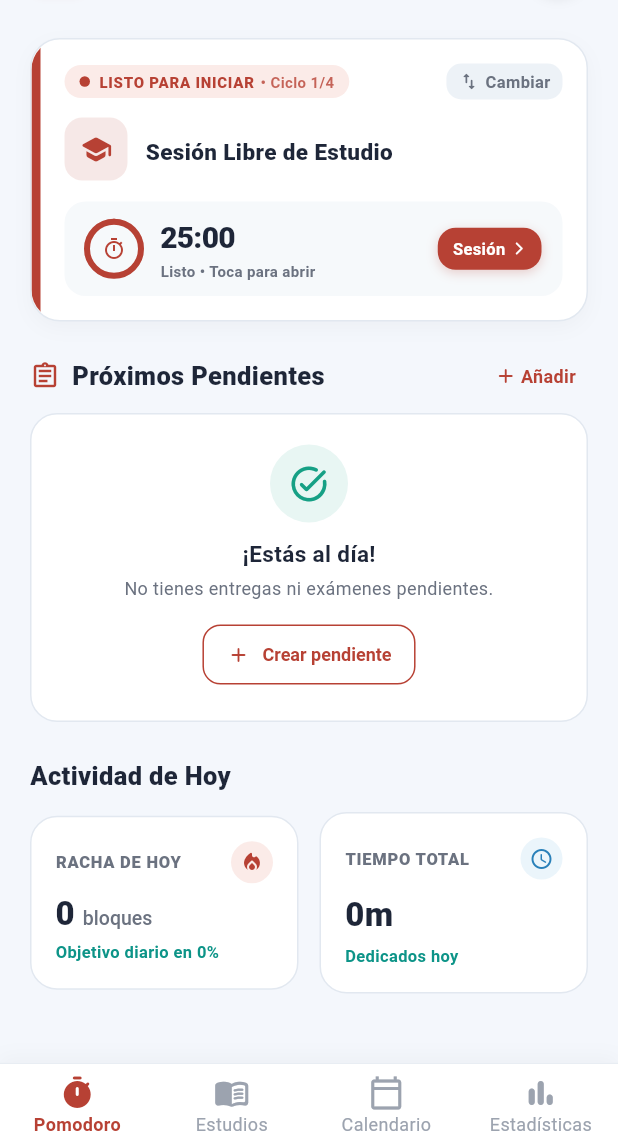
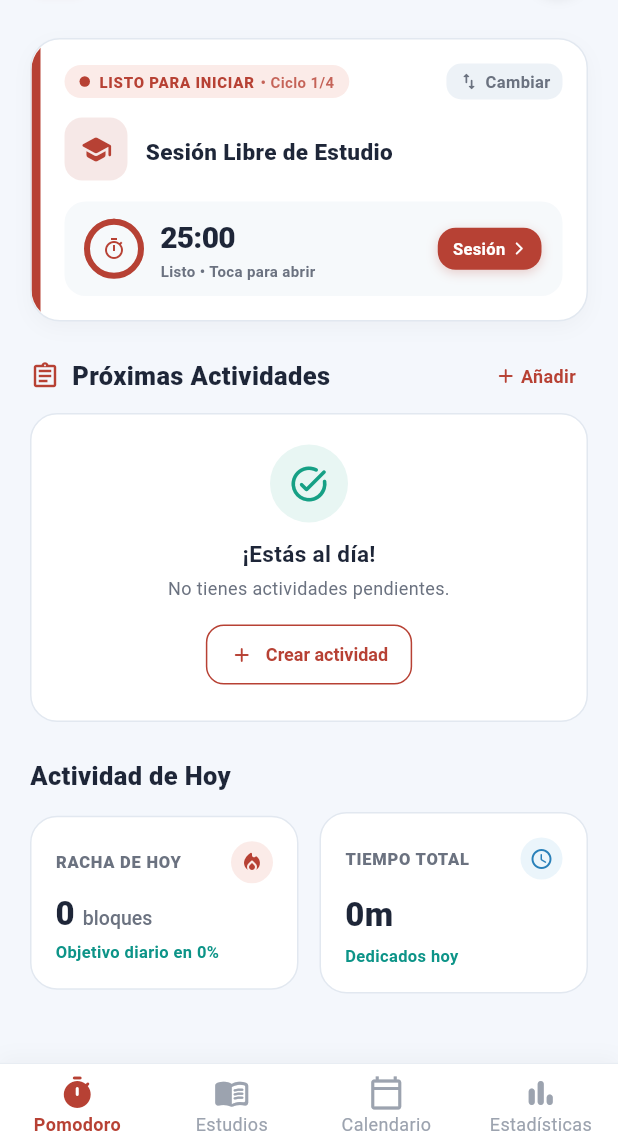
Before and after one commit to David-2357/have_to_study, a Flutter app: the PomodoroScreen screen opened by its route, on a phone screen of 412 x 824 dp, the part 88-1236 px from its top. Run offline on Flutter 3.47's test engine with Material 3 defaults, Android fonts, the phone set to English and light mode, and no system bars; our stand-ins replace audioplayers, drift, file_picker, fl_chart, flutter_local_notifications, flutter_riverpod and 7 more; accounts and stored records are empty; generated files the repository leaves out were written again.

Commit message:
♻️ rename pending items and commitments to activities across app

```diff
--- a/lib/core/providers.dart
+++ b/lib/core/providers.dart
@@ -150,7 +150,7 @@ class AcademicEventsNotifier extends StateNotifier<List<AcademicEventModel>> {
 
   AcademicEventsNotifier(this._dao, List<AcademicEventModel> initial, [this._ref])
       : super(initial) {
-    // Sincronizar notificaciones de pendientes prioritarios
+    // Sincronizar notificaciones de actividades prioritarias
     Future.microtask(() => rescheduleAllPriorityNotifications());
   }
 
@@ -291,7 +291,7 @@ final academicEventsProvider =
   return AcademicEventsNotifier(dao, [], ref);
 });
 
-// Provider para controlar la pestaña activa en Estudios (0: Asignaturas, 1: Pendientes)
+// Provider para controlar la pestaña activa en Estudios (0: Asignaturas, 1: Actividades)
 final studiesActiveTabProvider = StateProvider<int>((ref) => 0);
 
 // ==========================================
@@ -408,7 +408,7 @@ class PomodoroNotifier extends StateNotifier<PomodoroStateModel>
             );
       }
 
-      // La meta del pendiente se completa por tiempo acumulado
+      // La meta de la actividad se completa por tiempo acumulado
       if (state.activeEventId != null) {
         await _ref.read(academicEventsProvider.notifier).recordEventStudyTime(
               state.activeEventId!,
--- a/lib/core/services/notification_service.dart
+++ b/lib/core/services/notification_service.dart
@@ -23,9 +23,9 @@ class NotificationService {
       'Notificaciones y alertas al finalizar tus sesiones de concentración y descansos';
 
   static const String priorityEventsChannelId = 'priority_events_channel';
-  static const String priorityEventsChannelName = 'Pendientes Prioritarios';
+  static const String priorityEventsChannelName = 'Actividades Prioritarias';
   static const String priorityEventsChannelDesc =
-      'Alertas con antelación para entregas y exámenes prioritarios';
+      'Alertas con antelación para actividades prioritarias';
 
   bool _isInitialized = false;
 
@@ -283,7 +283,7 @@ class NotificationService {
     return 1000 + (eventId.hashCode.abs() % 1000000);
   }
 
-  /// Programar recordatorio con días de antelación para un pendiente prioritario
+  /// Programar recordatorio con días de antelación para una actividad prioritaria
   Future<void> schedulePriorityEventNotification({
     required AcademicEventModel event,
     required String subjectName,
@@ -328,9 +328,9 @@ class NotificationService {
     final tzScheduledTime = tz.TZDateTime.from(scheduledDate, tz.local);
 
     final String dayWord = noticeDays == 1 ? '1 día' : '$noticeDays días';
-    final String title = '⚠️ Pendiente prioritario: ${event.title}';
+    final String title = '⚠️ Actividad prioritaria: ${event.title}';
     final String formattedDate = TimeUtils.formatEventDate(event.dueAt, includeTime: event.hasDueTime);
-    final String body = 'El compromiso de $subjectName vence el $formattedDate ($dayWord de antelación). ¡No lo dejes para el final!';
+    final String body = 'La actividad de $subjectName vence el $formattedDate ($dayWord de antelación). ¡No la dejes para el final!';
 
     const androidDetails = AndroidNotificationDetails(
       priorityEventsChannelId,
--- a/lib/features/academic_events/presentation/create_event_sheet.dart
+++ b/lib/features/academic_events/presentation/create_event_sheet.dart
@@ -125,7 +125,7 @@ class _CreateEventSheetState extends ConsumerState<CreateEventSheet> {
                   crossAxisAlignment: CrossAxisAlignment.start,
                   children: [
                     Text(
-                      _isEditing ? 'EDITAR COMPROMISO' : 'NUEVO COMPROMISO',
+                      _isEditing ? 'EDITAR ACTIVIDAD' : 'NUEVA ACTIVIDAD',
                       style: const TextStyle(
                         fontSize: 10,
                         fontWeight: FontWeight.w800,
@@ -135,7 +135,7 @@ class _CreateEventSheetState extends ConsumerState<CreateEventSheet> {
                     ),
                     const SizedBox(height: 2),
                     Text(
-                      _isEditing ? 'Editar Pendiente Académico' : 'Crear Pendiente Académico',
+                      _isEditing ? 'Editar Actividad' : 'Nueva Actividad',
                       style: TextStyle(
                         fontSize: 18,
                         fontWeight: FontWeight.w900,
@@ -530,7 +530,7 @@ class _CreateEventSheetState extends ConsumerState<CreateEventSheet> {
                       crossAxisAlignment: CrossAxisAlignment.start,
                       children: [
                         Text(
-                          'Pendiente prioritario',
+                          'Actividad prioritaria',
                           style: TextStyle(
                             fontSize: 14,
                             fontWeight: FontWeight.w700,
@@ -628,7 +628,7 @@ class _CreateEventSheetState extends ConsumerState<CreateEventSheet> {
                   }
                 },
                 icon: const Icon(Icons.check_circle_outline_rounded, size: 20),
-                label: Text(_isEditing ? 'Guardar Cambios' : 'Guardar Compromiso'),
+                label: Text(_isEditing ? 'Guardar Cambios' : 'Guardar Actividad'),
                 style: ElevatedButton.styleFrom(
                   backgroundColor: AppColors.primary,
                   foregroundColor: Colors.white,
--- a/lib/features/calendar/presentation/calendar_screen.dart
+++ b/lib/features/calendar/presentation/calendar_screen.dart
@@ -339,7 +339,7 @@ class _CalendarScreenState extends ConsumerState<CalendarScreen> {
                     ),
                     AppChip(
                       label: dayEvents.where((e) => !e.isCompleted).isNotEmpty
-                          ? '${dayEvents.where((e) => !e.isCompleted).length} pendientes'
+                          ? '${dayEvents.where((e) => !e.isCompleted).length} actividades'
                           : '${dayEvents.length} completadas',
                       variant: AppChipVariant.primary,
                       padding: const EdgeInsets.symmetric(horizontal: 10, vertical: 4),
@@ -371,7 +371,7 @@ class _CalendarScreenState extends ConsumerState<CalendarScreen> {
                         const Icon(Icons.event_available_rounded, size: 36, color: AppColors.teal),
                         const SizedBox(height: 8),
                         Text(
-                          'Día despejado de compromisos',
+                          'Día despejado de actividades',
                           style: TextStyle(fontSize: 14, fontWeight: FontWeight.bold, color: colors.textPrimary),
                         ),
                         const SizedBox(height: 4),
@@ -392,7 +392,7 @@ class _CalendarScreenState extends ConsumerState<CalendarScreen> {
                             );
                           },
                           icon: const Icon(Icons.add_rounded, size: 16),
-                          label: const Text('Crear pendiente aquí'),
+                          label: const Text('Crear actividad aquí'),
                         ),
                       ],
                     ),
--- a/lib/features/pomodoro/presentation/active_session_screen.dart
+++ b/lib/features/pomodoro/presentation/active_session_screen.dart
@@ -147,7 +147,7 @@ class _ActiveSessionScreenState extends ConsumerState<ActiveSessionScreen> {
                 currentEvent.isCompleted ? Icons.check_circle_rounded : Icons.check_circle_outline_rounded,
                 color: currentEvent.isCompleted ? const Color(0xFF16A34A) : colors.textPrimary,
               ),
-              tooltip: currentEvent.isCompleted ? 'Desmarcar actividad' : 'Completar actividad pendiente',
+              tooltip: currentEvent.isCompleted ? 'Desmarcar actividad' : 'Completar actividad',
               onPressed: () async {
                 final wasCompleted = currentEvent.isCompleted;
                 await ref.read(academicEventsProvider.notifier).toggleComplete(currentEvent.id);
@@ -156,7 +156,7 @@ class _ActiveSessionScreenState extends ConsumerState<ActiveSessionScreen> {
                   ScaffoldMessenger.of(context).showSnackBar(
                     SnackBar(
                       content: Text(wasCompleted
-                          ? 'Actividad marcada como pendiente.'
+                          ? 'Actividad reabierta.'
                           : '¡Actividad "${currentEvent.title}" completada! 🎉'),
                       behavior: SnackBarBehavior.floating,
                       backgroundColor: wasCompleted ? colors.surfaceVariant : const Color(0xFF16A34A),
@@ -916,7 +916,7 @@ class _ActiveSessionScreenState extends ConsumerState<ActiveSessionScreen> {
                               },
                               icon: const Icon(Icons.check_circle_rounded, size: 18),
                               label: const Text(
-                                'Completar actividad pendiente',
+                                'Completar actividad',
                                 style: TextStyle(fontSize: 13, fontWeight: FontWeight.bold),
                               ),
                               style: ElevatedButton.styleFrom(
--- a/lib/features/pomodoro/presentation/pomodoro_screen.dart
+++ b/lib/features/pomodoro/presentation/pomodoro_screen.dart
@@ -456,7 +456,7 @@ class _PomodoroScreenState extends ConsumerState<PomodoroScreen> {
                   ),
                   const SizedBox(width: 8),
                   Text(
-                    'Próximos Pendientes',
+                    'Próximas Actividades',
                     style: TextStyle(
                       fontSize: 17,
                       fontWeight: FontWeight.w800,
@@ -539,7 +539,7 @@ class _PomodoroScreenState extends ConsumerState<PomodoroScreen> {
                   ),
                   const SizedBox(height: 4),
                   Text(
-                    'No tienes entregas ni exámenes pendientes.',
+                    'No tienes actividades pendientes.',
                     style: TextStyle(
                       fontSize: 12,
                       color: colors.textSecondary,
@@ -550,7 +550,7 @@ class _PomodoroScreenState extends ConsumerState<PomodoroScreen> {
                   OutlinedButton.icon(
                     onPressed: () => _openCreateEventSheet(context),
                     icon: const Icon(Icons.add_rounded, size: 16),
-                    label: const Text('Crear pendiente'),
+                    label: const Text('Crear actividad'),
                     style: OutlinedButton.styleFrom(
                       foregroundColor: AppColors.primary,
                       side: const BorderSide(color: AppColors.primary),
@@ -594,7 +594,7 @@ class _PomodoroScreenState extends ConsumerState<PomodoroScreen> {
                   },
                   icon: const Icon(Icons.expand_more_rounded, size: 20),
                   label: Text(
-                    'Cargar más pendientes (${pendingEvents.length - _visibleEventsCount} restantes)',
+                    'Cargar más actividades (${pendingEvents.length - _visibleEventsCount} restantes)',
                     style: const TextStyle(fontWeight: FontWeight.bold, fontSize: 13),
                   ),
                   style: TextButton.styleFrom(
@@ -659,7 +659,7 @@ class _PomodoroScreenState extends ConsumerState<PomodoroScreen> {
                 ScaffoldMessenger.of(context).hideCurrentSnackBar();
                 ScaffoldMessenger.of(context).showSnackBar(
                   SnackBar(
-                    content: Text(wasCompleted ? 'Pendiente reabierto' : '¡"${event.title}" completado con éxito! 🎉'),
+                    content: Text(wasCompleted ? 'Actividad reabierta' : '¡"${event.title}" completada con éxito! 🎉'),
                     duration: const Duration(seconds: 4),
                     behavior: SnackBarBehavior.floating,
                     action: SnackBarAction(
--- a/lib/features/pomodoro/presentation/widgets/select_activity_sheet.dart
+++ b/lib/features/pomodoro/presentation/widgets/select_activity_sheet.dart
@@ -172,8 +172,8 @@ void showSelectActivitySheet(BuildContext context, WidgetRef ref) {
                               ),
                               subtitle: Text(
                                 relatedEvents.isNotEmpty
-                                    ? '${relatedEvents.length} tareas pendientes'
-                                    : 'Sin compromisos pendientes',
+                                    ? '${relatedEvents.length} actividades pendientes'
+                                    : 'Sin actividades pendientes',
                                 style: TextStyle(fontSize: 12, color: colors.textSecondary),
                               ),
                               children: [
--- a/lib/features/settings/presentation/settings_screen.dart
+++ b/lib/features/settings/presentation/settings_screen.dart
@@ -169,7 +169,7 @@ class _SettingsScreenState extends ConsumerState<SettingsScreen> {
                 const Text('Contenido detectado:'),
                 const SizedBox(height: 6),
                 Text('• $subjectsCount asignaturas'),
-                Text('• $eventsCount pendientes / eventos'),
+                Text('• $eventsCount actividades'),
                 Text('• $sessionsCount sesiones de estudio'),
                 const SizedBox(height: 14),
                 const Text(
@@ -603,12 +603,12 @@ class _SettingsScreenState extends ConsumerState<SettingsScreen> {
                             crossAxisAlignment: CrossAxisAlignment.start,
                             children: [
                               Text(
-                                'Aviso de pendientes prioritarios',
+                                'Aviso de actividades prioritarias',
                                 style: TextStyle(fontSize: 14, fontWeight: FontWeight.w800, color: colors.textPrimary),
                               ),
                               const SizedBox(height: 2),
                               Text(
-                                'Días de antelación para notificar tareas prioritarias',
+                                'Días de antelación para notificar actividades prioritarias',
                                 style: TextStyle(fontSize: 11, color: colors.textSecondary),
                               ),
                             ],
@@ -1263,7 +1263,7 @@ class _SettingsScreenState extends ConsumerState<SettingsScreen> {
           shape: RoundedRectangleBorder(borderRadius: BorderRadius.circular(20)),
           title: const Text('¿Restablecer ajustes predeterminados?', style: TextStyle(fontWeight: FontWeight.bold)),
           content: const Text(
-            'Esta acción restaurará los valores predeterminados de Pomodoro (25 min concentración, 5 min descanso corto, 15 min descanso largo, 4 ciclos por ronda), el objetivo diario (3 h), el sonido y las preferencias del sistema.\n\nTus asignaturas, pendientes e historial de sesiones permanecerán intactos.',
+            'Esta acción restaurará los valores predeterminados de Pomodoro (25 min concentración, 5 min descanso corto, 15 min descanso largo, 4 ciclos por ronda), el objetivo diario (3 h), el sonido y las preferencias del sistema.\n\nTus asignaturas, actividades e historial de sesiones permanecerán intactos.',
           ),
           actions: [
             TextButton(
--- a/lib/features/subjects/presentation/studies_screen.dart
+++ b/lib/features/subjects/presentation/studies_screen.dart
@@ -48,7 +48,7 @@ class _StudiesScreenState extends ConsumerState<StudiesScreen> {
             crossAxisAlignment: CrossAxisAlignment.start,
             children: [
               AppHeader(
-                subtitle: _selectedTab == 0 ? 'Asignaturas' : 'Pendientes',
+                subtitle: _selectedTab == 0 ? 'Asignaturas' : 'Actividades',
               ),
 
               // Cabecera con Título y Botón "+ Nueva"
@@ -61,7 +61,7 @@ class _StudiesScreenState extends ConsumerState<StudiesScreen> {
                       crossAxisAlignment: CrossAxisAlignment.start,
                       children: [
                         Text(
-                          _selectedTab == 0 ? 'Asignaturas' : 'Pendientes y Entregas',
+                          _selectedTab == 0 ? 'Asignaturas' : 'Actividades',
                           style: TextStyle(
                             fontSize: 24,
                             fontWeight: FontWeight.w900,
@@ -73,7 +73,7 @@ class _StudiesScreenState extends ConsumerState<StudiesScreen> {
                         Text(
                           _selectedTab == 0
                               ? '${subjects.where((s) => !s.isArchived && !s.isPassed).length} materias activas'
-                              : '${pendingEvents.length} compromisos próximos esta semana',
+                              : '${pendingEvents.length} actividades próximas esta semana',
                           style: TextStyle(
                             fontSize: 13,
                             color: colors.textSecondary,
@@ -97,7 +97,7 @@ class _StudiesScreenState extends ConsumerState<StudiesScreen> {
                         }
                       },
                       icon: const Icon(Icons.add_rounded, size: 18),
-                      label: Text(_selectedTab == 0 ? 'Nueva' : 'Nuevo'),
+                      label: Text(_selectedTab == 0 ? 'Nueva' : 'Nueva'),
                       style: ElevatedButton.styleFrom(
                         backgroundColor: AppColors.primary,
                         foregroundColor: Colors.white,
@@ -199,7 +199,7 @@ class _StudiesScreenState extends ConsumerState<StudiesScreen> {
                                 ),
                                 const SizedBox(width: 6),
                                 Text(
-                                  'Pendientes',
+                                  'Actividades',
                                   style: TextStyle(
                                     fontSize: 13,
                                     fontWeight: _selectedTab == 1 ? FontWeight.bold : FontWeight.w600,
@@ -418,7 +418,7 @@ class _StudiesScreenState extends ConsumerState<StudiesScreen> {
                 ),
                 const SizedBox(height: 6),
                 Text(
-                  'Crea tus asignaturas del ciclo para organizar tus compromisos y sesiones de estudio.',
+                  'Crea tus asignaturas del ciclo para organizar tus actividades y sesiones de estudio.',
                   textAlign: TextAlign.center,
                   style: TextStyle(
                     fontSize: 13,
@@ -589,7 +589,7 @@ class _StudiesScreenState extends ConsumerState<StudiesScreen> {
                           children: [
                             if (pendingDeliveries > 0)
                               AppChip(
-                                label: '$pendingDeliveries entregas pendientes',
+                                label: '$pendingDeliveries actividades pendientes',
                                 icon: Icons.assignment_outlined,
                                 variant: AppChipVariant.warning,
                                 iconSize: 13,
@@ -907,7 +907,7 @@ class _StudiesScreenState extends ConsumerState<StudiesScreen> {
         padding: EdgeInsets.symmetric(horizontal: 20, vertical: 40),
         child: Center(
           child: Text(
-            'No hay pendientes en esta categoría',
+            'No hay actividades en esta categoría',
             style: TextStyle(color: colors.textSecondary),
           ),
         ),
--- a/lib/features/subjects/presentation/subject_detail_screen.dart
+++ b/lib/features/subjects/presentation/subject_detail_screen.dart
@@ -20,7 +20,7 @@ class SubjectDetailScreen extends ConsumerStatefulWidget {
 
 class _SubjectDetailScreenState extends ConsumerState<SubjectDetailScreen> {
   AppColorTheme get colors => context.colors;
-  int _selectedTab = 0; // 0: Compromisos, 1: Historial
+  int _selectedTab = 0; // 0: Actividades, 1: Historial
 
   @override
   Widget build(BuildContext context) {
@@ -90,7 +90,7 @@ class _SubjectDetailScreenState extends ConsumerState<SubjectDetailScreen> {
           ),
           IconButton(
             icon: const Icon(Icons.add_circle_outline_rounded, color: AppColors.primary),
-            tooltip: 'Agregar compromiso',
+            tooltip: 'Agregar actividad',
             onPressed: () {
               showModalBottomSheet(
                 context: context,
@@ -312,10 +312,10 @@ class _SubjectDetailScreenState extends ConsumerState<SubjectDetailScreen> {
                   ),
                   const SizedBox(width: 10),
                   _buildStatCard(
-                    title: 'ENTREGAS',
+                    title: 'ACTIVIDADES',
                     val: '${pendingEvents.length}',
-                    sub: 'por entregar',
-                    icon: Icons.inbox_rounded,
+                    sub: 'pendientes',
+                    icon: Icons.assignment_outlined,
                     iconColor: const Color(0xFF8B5CF6),
                   ),
                 ],
@@ -495,7 +495,7 @@ class _SubjectDetailScreenState extends ConsumerState<SubjectDetailScreen> {
                 const SizedBox(height: 20),
               ],
 
-              // Toggle Compromisos | Historial
+              // Toggle Actividades | Historial
               Container(
                 padding: const EdgeInsets.all(4),
                 decoration: BoxDecoration(
@@ -516,7 +516,7 @@ class _SubjectDetailScreenState extends ConsumerState<SubjectDetailScreen> {
                           ),
                           alignment: Alignment.center,
                           child: Text(
-                            'Compromisos (${pendingEvents.length})',
+                            'Actividades (${pendingEvents.length})',
                             style: TextStyle(
                               fontSize: 13,
                               fontWeight: _selectedTab == 0 ? FontWeight.bold : FontWeight.w600,
@@ -556,7 +556,7 @@ class _SubjectDetailScreenState extends ConsumerState<SubjectDetailScreen> {
 
               // Lista según tab
               if (_selectedTab == 0)
-                _buildCommitmentsList(context, pendingEvents, completedEvents, subject)
+                _buildActivitiesList(context, pendingEvents, completedEvents, subject)
               else
                 _buildHistoryList(subjectSessions),
             ],
@@ -615,7 +615,7 @@ class _SubjectDetailScreenState extends ConsumerState<SubjectDetailScreen> {
     );
   }
 
-  Widget _buildCommitmentsList(
+  Widget _buildActivitiesList(
     BuildContext context,
     List<AcademicEventModel> pending,
     List<AcademicEventModel> completed,
@@ -638,7 +638,7 @@ class _SubjectDetailScreenState extends ConsumerState<SubjectDetailScreen> {
                 );
               },
               icon: const Icon(Icons.add_rounded, size: 20),
-              label: const Text('Nuevo pendiente'),
+              label: const Text('Nueva actividad'),
               style: ElevatedButton.styleFrom(
                 backgroundColor: AppColors.primary,
                 foregroundColor: Colors.white,
@@ -660,25 +660,25 @@ class _SubjectDetailScreenState extends ConsumerState<SubjectDetailScreen> {
             child: Padding(
               padding: const EdgeInsets.all(24),
               child: Text(
-                'No hay pendientes asociados a esta asignatura.',
+                'No hay actividades asociadas a esta asignatura.',
                 style: TextStyle(color: colors.textSecondary),
               ),
             ),
           )
         else ...[
-          ...pending.map((e) => _buildCommitmentCard(context, e, false)),
+          ...pending.map((e) => _buildActivityCard(context, e, false)),
           if (completed.isNotEmpty) ...[
             const SizedBox(height: 12),
-            Text('Completados', style: TextStyle(fontSize: 13, fontWeight: FontWeight.bold, color: colors.textSecondary)),
+            Text('Completadas', style: TextStyle(fontSize: 13, fontWeight: FontWeight.bold, color: colors.textSecondary)),
             const SizedBox(height: 8),
-            ...completed.map((e) => _buildCommitmentCard(context, e, true)),
+            ...completed.map((e) => _buildActivityCard(context, e, true)),
           ],
         ],
       ],
     );
   }
 
-  Widget _buildCommitmentCard(BuildContext context, AcademicEventModel event, bool isDone) {
+  Widget _buildActivityCard(BuildContext context, AcademicEventModel event, bool isDone) {
     return Container(
       margin: const EdgeInsets.only(bottom: 12),
       decoration: BoxDecoration(
@@ -769,7 +769,7 @@ class _SubjectDetailScreenState extends ConsumerState<SubjectDetailScreen> {
                             ScaffoldMessenger.of(context).hideCurrentSnackBar();
                             ScaffoldMessenger.of(context).showSnackBar(
                               SnackBar(
-                                content: Text(wasCompleted ? 'Pendiente reabierto' : '¡"${event.title}" completado! 🎉'),
+                                content: Text(wasCompleted ? 'Actividad reabierta' : '¡"${event.title}" completada! 🎉'),
                                 duration: const Duration(seconds: 4),
                                 behavior: SnackBarBehavior.floating,
                                 action: SnackBarAction(
--- a/lib/shared/widgets/academic_event_card.dart
+++ b/lib/shared/widgets/academic_event_card.dart
@@ -53,7 +53,7 @@ class _AcademicEventCardState extends ConsumerState<AcademicEventCard> {
     ScaffoldMessenger.of(context).hideCurrentSnackBar();
     ScaffoldMessenger.of(context).showSnackBar(
       SnackBar(
-        content: Text(wasCompleted ? 'Pendiente reabierto' : '¡Compromiso completado! 🎉'),
+        content: Text(wasCompleted ? 'Actividad reabierta' : '¡Actividad completada! 🎉'),
         behavior: SnackBarBehavior.floating,
         duration: const Duration(seconds: 4),
         action: SnackBarAction(
```
